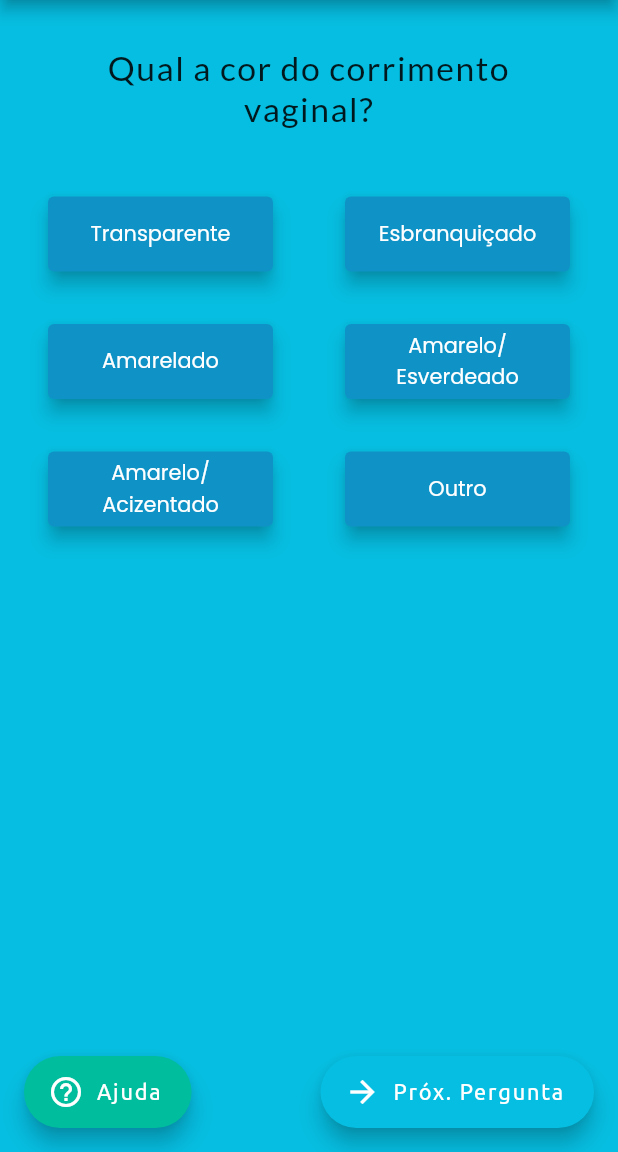
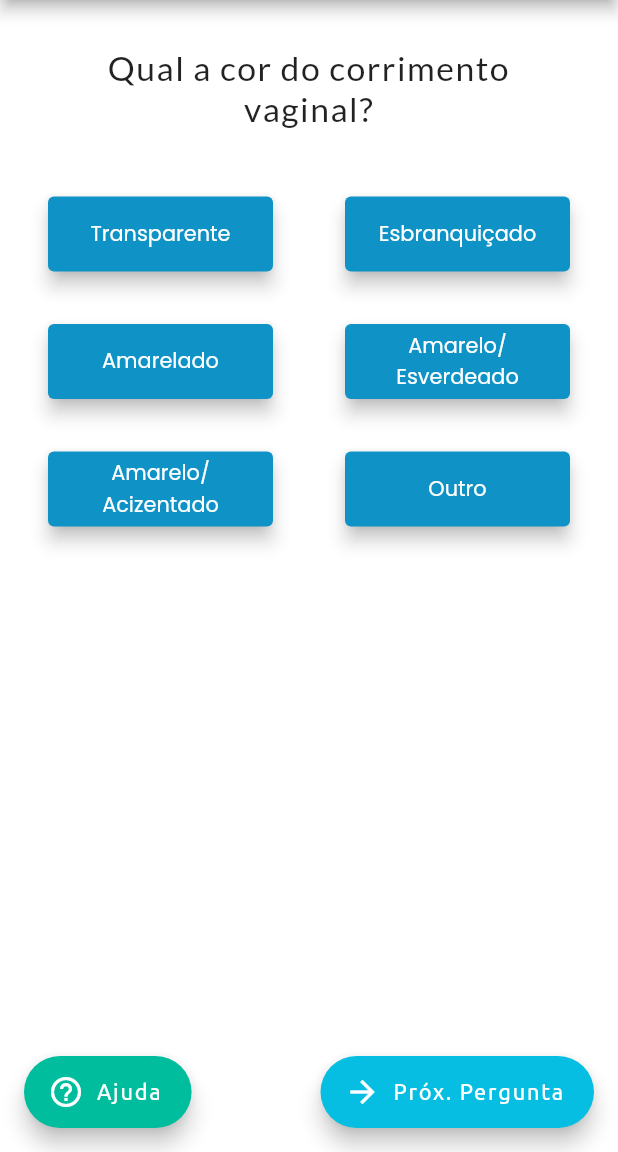
Before and after one commit to gabriel-amaral1/women-health-app, a Flutter app: the screen it shows after launch, after a tap on "Nova Consulta", after a tap on "Próx.", on a phone screen of 412 x 824 dp, the part 84-1236 px from its top. Run offline on Flutter 3.47's test engine with Material 2 defaults, Android fonts, the phone set to English and light mode, and no system bars; our stand-ins replace brasil_fields, cloud_firestore, firebase_core, pdf, permission_handler; missing offline and left inert: cpf_cnpj_validator, esys_flutter_share, flutter_file_manager, flutter_full_pdf_viewer, path_provider_ex; accounts and stored records are empty.

Commit message:
mais ajustes

```diff
--- a/lib/classes/Methods.dart
+++ b/lib/classes/Methods.dart
@@ -79,7 +79,7 @@ class Methods {
 
   isSelected(context, var globalButton) {
     if (globalButton) {
-      return MaterialStateProperty.all(Theme.of(context).buttonColor);
+      return MaterialStateProperty.all(Theme.of(context).focusColor);
     }
 
     return MaterialStateProperty.all(Theme.of(context).hoverColor);
--- a/lib/main.dart
+++ b/lib/main.dart
@@ -18,7 +18,7 @@ void main() {
       backgroundColor: Colors.white,
       primaryColor: Color(0xFF06BEE1), // floating action button
       scaffoldBackgroundColor: Color(0xFF06BEE1), // appbar
-      buttonColor: Color(0xFF1768AC), // choice color
+      focusColor: Color(0xFF1768AC), // choice color
       hoverColor: Color(0xFF0F93C7), // choice color hover
       disabledColor: Color(0xFFF5F5F5) // background of textfield in UserData.dart
     ),
--- a/lib/screens/Question1.dart
+++ b/lib/screens/Question1.dart
@@ -36,7 +36,7 @@ class _Question1State extends State<Question1> {
   @override
   Widget build(BuildContext context) {
     return Scaffold(
-      backgroundColor: Theme.of(context).scaffoldBackgroundColor,
+      backgroundColor: Theme.of(context).backgroundColor,
       appBar: AppBar(
         title: methods.appBarFont("Sintomatologia"),
         actions: [
--- a/lib/screens/Question10.dart
+++ b/lib/screens/Question10.dart
@@ -41,7 +41,7 @@ class _Question10State extends State<Question10> {
   @override
   Widget build(BuildContext context) {
     return Scaffold(
-      backgroundColor: Theme.of(context).scaffoldBackgroundColor,
+      backgroundColor: Theme.of(context).backgroundColor,
       appBar: AppBar(
         title: methods.appBarFont("Sintomatologia"),
         actions: [
--- a/lib/screens/Question11.dart
+++ b/lib/screens/Question11.dart
@@ -32,7 +32,7 @@ class _Question11State extends State<Question11> {
   @override
   Widget build(BuildContext context) {
     return Scaffold(
-      backgroundColor: Theme.of(context).scaffoldBackgroundColor,
+      backgroundColor: Theme.of(context).backgroundColor,
       appBar: AppBar(
         title: methods.appBarFont("Sintomatologia"),
         actions: [
--- a/lib/screens/Question12.dart
+++ b/lib/screens/Question12.dart
@@ -28,7 +28,7 @@ class _Question12State extends State<Question12> {
   @override
   Widget build(BuildContext context) {
     return Scaffold(
-      backgroundColor: Theme.of(context).scaffoldBackgroundColor,
+      backgroundColor: Theme.of(context).backgroundColor,
       appBar: AppBar(
         title: methods.appBarFont("Sintomatologia"),
         actions: [
--- a/lib/screens/Question13.dart
+++ b/lib/screens/Question13.dart
@@ -17,7 +17,7 @@ class _Question13State extends State<Question13> {
   @override
   Widget build(BuildContext context) {
     return Scaffold(
-      backgroundColor: Theme.of(context).scaffoldBackgroundColor,
+      backgroundColor: Theme.of(context).backgroundColor,
       appBar: AppBar(
         title: methods.appBarFont("Sintomatologia"),
         actions: [
--- a/lib/screens/Question2.dart
+++ b/lib/screens/Question2.dart
@@ -26,7 +26,7 @@ class _Question2State extends State<Question2> {
   @override
   Widget build(BuildContext context) {
     return Scaffold(
-      backgroundColor: Theme.of(context).scaffoldBackgroundColor,
+      backgroundColor: Theme.of(context).backgroundColor,
       appBar: AppBar(
         title: methods.appBarFont("Sintomatologia"),
         actions: [
--- a/lib/screens/Question3.dart
+++ b/lib/screens/Question3.dart
@@ -32,7 +32,7 @@ class _Question3State extends State<Question3> {
   @override
   Widget build(BuildContext context) {
     return Scaffold(
-      backgroundColor: Theme.of(context).scaffoldBackgroundColor,
+      backgroundColor: Theme.of(context).backgroundColor,
       appBar: AppBar(
         title: methods.appBarFont("Sintomatologia"),
         actions: [
--- a/lib/screens/Question4.dart
+++ b/lib/screens/Question4.dart
@@ -30,7 +30,7 @@ class _Question4State extends State<Question4> {
   @override
   Widget build(BuildContext context) {
     return Scaffold(
-      backgroundColor: Theme.of(context).scaffoldBackgroundColor,
+      backgroundColor: Theme.of(context).backgroundColor,
       appBar: AppBar(
         title: methods.appBarFont("Sintomatologia"),
         actions: [
--- a/lib/screens/Question5.dart
+++ b/lib/screens/Question5.dart
@@ -27,7 +27,7 @@ class _Question5State extends State<Question5> {
   @override
   Widget build(BuildContext context) {
     return Scaffold(
-      backgroundColor: Theme.of(context).scaffoldBackgroundColor,
+      backgroundColor: Theme.of(context).backgroundColor,
       appBar: AppBar(
         title: methods.appBarFont("Sintomatologia"),
         actions: [
--- a/lib/screens/Question6.dart
+++ b/lib/screens/Question6.dart
@@ -26,7 +26,7 @@ class _Question6State extends State<Question6> {
   @override
   Widget build(BuildContext context) {
     return Scaffold(
-      backgroundColor: Theme.of(context).scaffoldBackgroundColor,
+      backgroundColor: Theme.of(context).backgroundColor,
       appBar: AppBar(
         title: methods.appBarFont("Sintomatologia"),
         actions: [
--- a/lib/screens/Question7.dart
+++ b/lib/screens/Question7.dart
@@ -26,7 +26,7 @@ class _Question7State extends State<Question7> {
   @override
   Widget build(BuildContext context) {
     return Scaffold(
-      backgroundColor: Theme.of(context).scaffoldBackgroundColor,
+      backgroundColor: Theme.of(context).backgroundColor,
       appBar: AppBar(
         title: methods.appBarFont("Sintomatologia"),
         actions: [
--- a/lib/screens/Question8.dart
+++ b/lib/screens/Question8.dart
@@ -26,7 +26,7 @@ class _Question8State extends State<Question8> {
   @override
   Widget build(BuildContext context) {
     return Scaffold(
-      backgroundColor: Theme.of(context).scaffoldBackgroundColor,
+      backgroundColor: Theme.of(context).backgroundColor,
       appBar: AppBar(
         title: methods.appBarFont("Sintomatologia"),
         actions: [
--- a/lib/screens/Question9.dart
+++ b/lib/screens/Question9.dart
@@ -27,7 +27,7 @@ class _Question9State extends State<Question9> {
   @override
   Widget build(BuildContext context) {
     return Scaffold(
-      backgroundColor: Theme.of(context).scaffoldBackgroundColor,
+      backgroundColor: Theme.of(context).backgroundColor,
       appBar: AppBar(
         title: methods.appBarFont("Sintomatologia"),
         actions: [
--- a/lib/screens/UserData.dart
+++ b/lib/screens/UserData.dart
@@ -2,7 +2,6 @@ import 'package:brasil_fields/brasil_fields.dart';
 import 'package:flutter/material.dart';
 import 'package:flutter/services.dart';
 import 'package:gconsult/classes/Methods.dart';
-import 'package:gconsult/main.dart';
 import 'package:gconsult/screens/Home.dart';
 import 'package:cpf_cnpj_validator/cpf_validator.dart' as cpfValidator;
 import 'package:gconsult/screens/Question1.dart';
```
Also changed, not shown: pubspec.lock.
